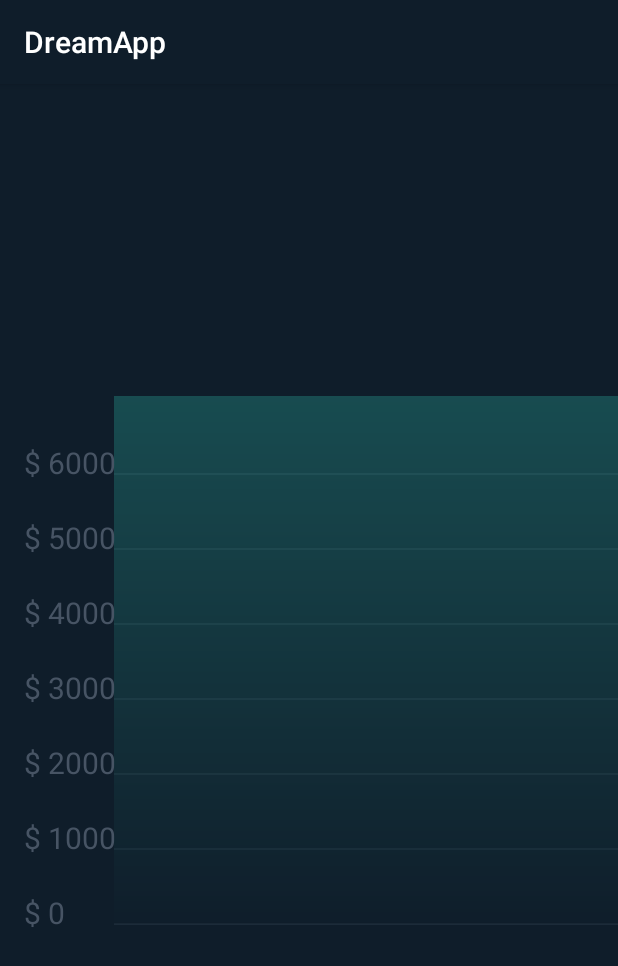
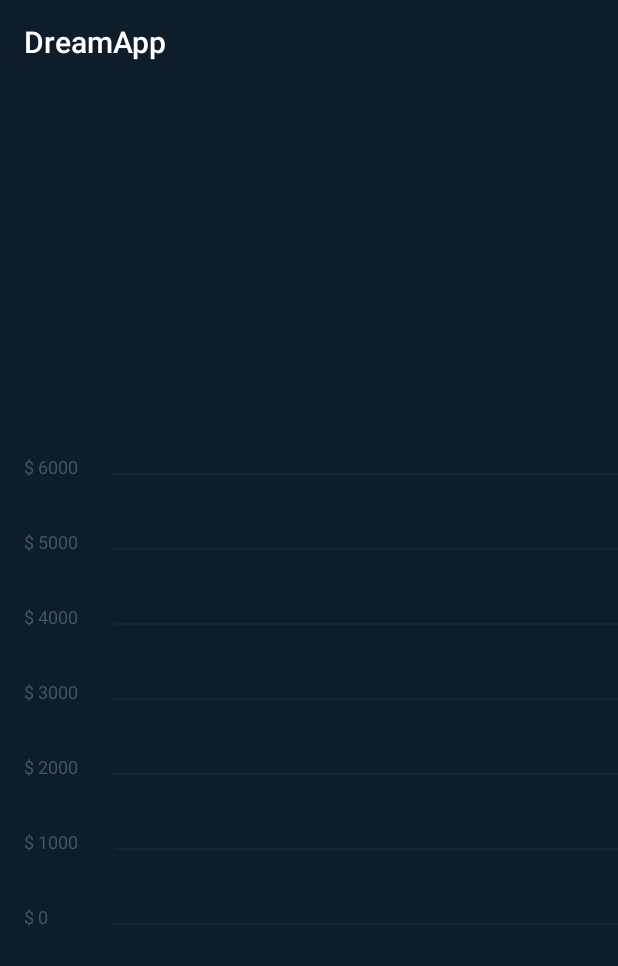
Before and after one commit to Meirlen/DreamApp, an Android app: the screen it shows after launch (MainActivity), on a phone screen of 412 x 824 dp. Shown: the top 966 px of the screen. Run offline under Robolectric (Android 15) with nearby library versions, the phone set to English and light mode, and no system bars.

```diff
--- a/app/src/main/java/com/example/myapplication/GradientView.kt
+++ /dev/null
@@ -1,86 +0,0 @@
-package com.example.myapplication
-
-import android.annotation.SuppressLint
-import android.content.Context
-import android.graphics.*
-import android.util.AttributeSet
-import android.view.View
-import com.example.myapplication.data.DrawData
-import android.graphics.Shader.TileMode
-import android.graphics.LinearGradient
-import android.graphics.Shader
-
-
-
-class GradientView : View {
-
-
-    private var erasePath = Path()
-
-    private val erasePaint = Paint(Paint.ANTI_ALIAS_FLAG)
-    private val linePaint = Paint(Paint.ANTI_ALIAS_FLAG)
-    private val poinPaint = Paint(Paint.ANTI_ALIAS_FLAG)
-    private val textPaint = Paint(Paint.ANTI_ALIAS_FLAG)
-    private val gradienPaint = Paint(Paint.ANTI_ALIAS_FLAG)
-
-    init {
-        linePaint.color = Color.MAGENTA
-        linePaint.color = Color.TRANSPARENT
-        erasePaint.color = Color.GRAY
-        poinPaint.color = Color.RED
-        poinPaint.strokeWidth = 20f
-        textPaint.color = Color.WHITE
-        textPaint.textSize = 38F
-        textPaint.strokeWidth = 10f
-
-    }
-
-    constructor(context: Context) : super(context)
-
-    constructor(context: Context, attrs: AttributeSet) : super(context, attrs)
-
-
-    override fun onMeasure(widthMeasureSpec: Int, heightMeasureSpec: Int) {
-        super.onMeasure(widthMeasureSpec, heightMeasureSpec)
-        val width = MeasureSpec.getSize(widthMeasureSpec)
-        val height = MeasureSpec.getSize(heightMeasureSpec) / 2
-        setMeasuredDimension(width, height)
-    }
-
-    @SuppressLint("DrawAllocation")
-    override fun onDraw(canvas: Canvas) {
-        val shader = LinearGradient(0f, 0f, 0f, height.toFloat(),  Color.parseColor("#2BB3A4"), Color.parseColor("#0F1D2A"), TileMode.CLAMP)
-        gradienPaint.shader = shader
-        canvas.drawPaint(gradienPaint)
-
-        val xCoordinates = listOf(0f,120f, 350f, 600f)
-        val yCoordinates = listOf(250f,150f, 120f, 400f)
-        var firstSet = false
-        var x = 0F
-        var y = 0F
-
-        xCoordinates.forEachIndexed { index, fl ->
-            x = xCoordinates[index]
-            y = calculateY(yCoordinates[index])
-            if (!firstSet) {
-                erasePath.moveTo(x, calculateY(0f))
-                erasePath.lineTo(x, y)
-                firstSet = true
-            } else {
-                erasePath.lineTo(x, y)
-            }
-            canvas.drawPoint(x,y,poinPaint)
-            canvas.drawText(index.toString(),x,y,textPaint)
-        }
-
-        erasePath.lineTo(width.toFloat(), y)
-        erasePath.lineTo(width.toFloat(), calculateY(0f))
-        erasePath.lineTo(0f, calculateY(0f))
-
-        canvas.drawPath(erasePath,erasePaint)
-    }
-
-    private fun calculateY(y: Float) = y
-
-
-}
--- a/app/src/main/java/com/example/myapplication/MainActivity.kt
+++ b/app/src/main/java/com/example/myapplication/MainActivity.kt
@@ -24,7 +24,7 @@ class MainActivity : AppCompatActivity() {
         drawDataList.add(DrawData(200, 400, 100, 290))
         drawDataList.add(DrawData(400, 490, 290, 390))
         drawDataList.add(DrawData(490, 530, 390, 250))
-        drawDataList.add(DrawData(530, 800, 250, 320))
-         graphView.setData(drawDataList)
+        drawDataList.add(DrawData(530, 600, 250, 320))
+        graphView.setData(drawDataList)
     }
 }
--- a/app/src/main/java/com/example/myapplication/custom/GraphGradientDrawable.kt
+++ b/app/src/main/java/com/example/myapplication/custom/GraphGradientDrawable.kt
@@ -2,15 +2,32 @@ package com.example.myapplication.custom
 
 import android.graphics.*
 import android.graphics.drawable.Drawable
+import android.graphics.Shader
+import android.graphics.LinearGradient
 
 
 class GraphGradientDrawable : Drawable() {
 
     private val mPaint = Paint(Paint.ANTI_ALIAS_FLAG or Paint.FILTER_BITMAP_FLAG)
-    private var mPath = Path()
+    private lateinit var mPath: Path
 
 
+    fun setUp(path: Path) {
+        mPath = path
+    }
+
     override fun draw(canvas: Canvas) {
+        mPaint.alpha = 50
+        mPaint.shader = LinearGradient(
+            0f,
+            0f,
+            0f,
+            600f,
+            Color.parseColor("#2BB3A4"),
+            Color.parseColor("#0F1D2A"),
+            Shader.TileMode.MIRROR
+        )
+
         canvas.drawPath(mPath, mPaint)
     }
 
@@ -28,13 +45,6 @@ class GraphGradientDrawable : Drawable() {
 
     override fun onBoundsChange(bounds: Rect) {
         super.onBoundsChange(bounds)
-        val width = bounds.width()
-        val height = bounds.height()
-        mPath.reset()
-        mPath.moveTo(200f, 100f)
-        mPath.lineTo(800f,100f)
-        mPath.lineTo(800f,800f)
-        mPath.lineTo(200f,800f)
         mPath.close()
     }
 
--- a/app/src/main/java/com/example/myapplication/data/Graph.kt
+++ b/app/src/main/java/com/example/myapplication/data/Graph.kt
@@ -5,5 +5,7 @@ class Graph(
     var width: Int = 0,
     var height: Int = 0,
     var padding: Int = 0,
-    var valueBarWidth: Int = 0
+    var valueBarWidth: Int = 0,
+    var textSize: Float = 0f,
+    var strokeHeight: Float = 0f
 )
--- a/app/src/main/java/com/example/myapplication/draw/DrawController.kt
+++ b/app/src/main/java/com/example/myapplication/draw/DrawController.kt
@@ -6,6 +6,7 @@ import com.example.myapplication.R
 import com.example.myapplication.data.AnimValue
 import com.example.myapplication.data.Graph
 import android.graphics.drawable.GradientDrawable
+import com.example.myapplication.custom.GraphGradientDrawable
 
 
 class DrawController(private var graph: Graph, private var context: Context) {
@@ -28,8 +29,7 @@ class DrawController(private var graph: Graph, private var context: Context) {
     private var singleStepValue = 0
 
     private var gdBoundsRect = Rect()
-    private val gradientDrawable = GradientDrawable()
-
+    private val gradientDrawable2 = GraphGradientDrawable()
 
 
     init {
@@ -50,22 +50,18 @@ class DrawController(private var graph: Graph, private var context: Context) {
     }
 
     private fun createGradient(canvas: Canvas) {
+
+        gradientDrawable2.setUp(graphPath)
+
         val topY = graph.padding
         val leftX = graph.padding + graph.valueBarWidth * 2
         val rightX = graph.width
         val bottomY = graph.height - graph.padding
 
         gdBoundsRect.set(leftX, topY, rightX, bottomY)
+        gradientDrawable2.bounds = gdBoundsRect
+        gradientDrawable2.draw(canvas)
 
-        gradientDrawable.bounds = gdBoundsRect
-        gradientDrawable.shape = GradientDrawable.RECTANGLE
-        gradientDrawable.colors =
-            intArrayOf(Color.parseColor("#2BB3A4"), Color.parseColor("#0F1D2A"))
-        gradientDrawable.gradientType = GradientDrawable.LINEAR_GRADIENT
-        gradientDrawable.orientation = (GradientDrawable.Orientation.TOP_BOTTOM)
-        gradientDrawable.alpha = 80
-        gradientDrawable.setSize(graph.width, graph.height)
-        gradientDrawable.draw(canvas)
     }
 
     fun updateValue(animValue: AnimValue) {
@@ -164,17 +160,19 @@ class DrawController(private var graph: Graph, private var context: Context) {
 
         graph.padding = res.getDimension(R.dimen.graph_view_padding).toInt()
         graph.valueBarWidth = res.getDimension(R.dimen.value_bar_width).toInt()
+        graph.textSize = res.getDimension(R.dimen.graph_text_size)
+        graph.strokeHeight = res.getDimension(R.dimen.graph_stroke_height)
 
         pathPaint.color = res.getColor(R.color.colorAccent)
         pathPaint.style = Paint.Style.STROKE
-        pathPaint.strokeWidth = 6f
+        pathPaint.strokeWidth = graph.strokeHeight
 
         paintHorizontalLines.color = res.getColor(R.color.colorPrimaryText)
         paintHorizontalLines.style = Paint.Style.STROKE
-        paintHorizontalLines.strokeWidth = 0.5f
+        paintHorizontalLines.strokeWidth = res.getDimension(R.dimen.line_height)
 
         paintTitle.style = Paint.Style.FILL
-        paintTitle.textSize = 30f
+        paintTitle.textSize = graph.textSize
         paintTitle.color = res.getColor(R.color.colorPrimaryText)
 
     }
--- a/app/src/main/res/layout/activity_main.xml
+++ b/app/src/main/res/layout/activity_main.xml
@@ -8,29 +8,16 @@
     tools:context=".MainActivity">
 
 
-
     <com.example.myapplication.GraphView
         android:id="@+id/graphView"
         android:layout_width="wrap_content"
         android:layout_height="wrap_content"
+        android:background="@color/colorPrimary"
         android:text="Hello World!"
-        android:background="@color/colorPrimary"
+        app:layout_constraintBottom_toBottomOf="parent"
         app:layout_constraintLeft_toLeftOf="parent"
         app:layout_constraintRight_toRightOf="parent"
-        app:layout_constraintTop_toTopOf="parent"
-        app:layout_constraintBottom_toBottomOf="parent"/>
+        app:layout_constraintTop_toTopOf="parent" />
 
 
-
-    <com.example.myapplication.GradientView
-        android:layout_marginTop="5dp"
-        android:id="@+id/gradView"
-        android:visibility="gone"
-        android:layout_width="wrap_content"
-        android:layout_height="wrap_content"
-        android:text="Hello World!"
-        android:background="@color/colorPrimary"
-        app:layout_constraintLeft_toLeftOf="parent"
-        app:layout_constraintRight_toRightOf="parent"
-        app:layout_constraintTop_toBottomOf="@+id/graphView"/>
 </androidx.constraintlayout.widget.ConstraintLayout>
--- a/app/src/main/res/values/dimens.xml
+++ b/app/src/main/res/values/dimens.xml
@@ -2,4 +2,7 @@
 <resources>
     <dimen name="graph_view_padding">16dp</dimen>
     <dimen name="value_bar_width">30dp</dimen>
+    <dimen name="graph_text_size">12sp</dimen>
+    <dimen name="graph_stroke_height">2dp</dimen>
+    <dimen name="line_height">0.2dp</dimen>
 </resources>
```
